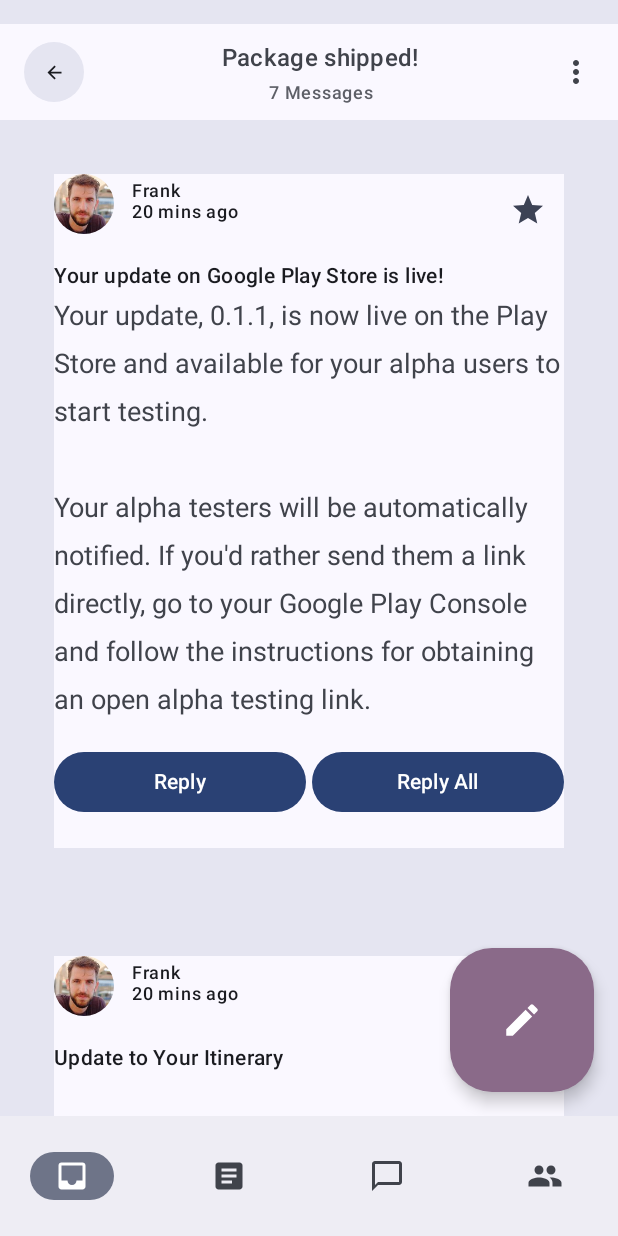
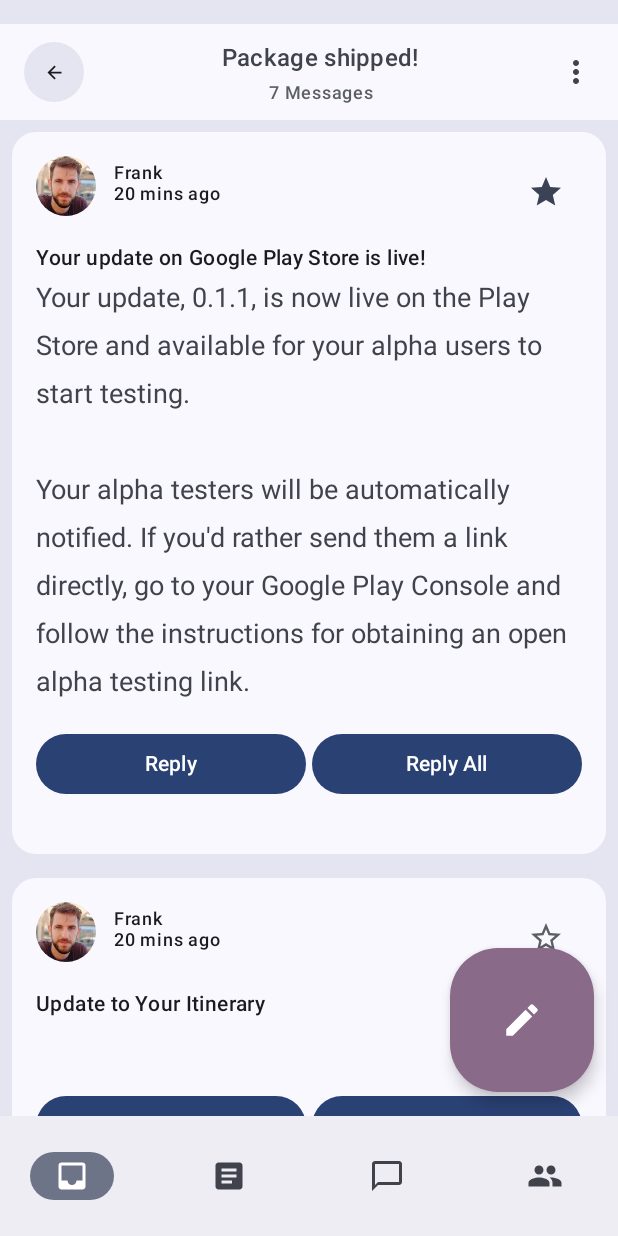
Before and after one commit to P-BUS/Compose-Theming, an Android app built with Jetpack Compose: the screen it shows after launch (MainActivity), after a tap on "Google", on a phone screen of 412 x 824 dp. Run offline under Robolectric (Android 15) with nearby library versions, the phone set to English and light mode, and no system bars.

Commit message:
feature/TASK-1: shapes implemented

```diff
--- a/app/src/main/java/com/example/reply/ui/components/ReplyAppBars.kt
+++ b/app/src/main/java/com/example/reply/ui/components/ReplyAppBars.kt
@@ -22,6 +22,7 @@ import androidx.compose.foundation.layout.Row
 import androidx.compose.foundation.layout.fillMaxWidth
 import androidx.compose.foundation.layout.padding
 import androidx.compose.foundation.layout.size
+import androidx.compose.foundation.shape.CircleShape
 import androidx.compose.material.icons.Icons
 import androidx.compose.material.icons.filled.ArrowBack
 import androidx.compose.material.icons.filled.MoreVert
@@ -48,7 +49,10 @@ fun ReplySearchBar(modifier: Modifier = Modifier) {
         modifier = modifier
             .fillMaxWidth()
             .padding(16.dp)
-            .background(MaterialTheme.colorScheme.background),
+            .background(
+                MaterialTheme.colorScheme.background,
+                CircleShape
+            ),
         verticalAlignment = Alignment.CenterVertically
     ) {
         Icon(
--- a/app/src/main/java/com/example/reply/ui/components/ReplyEmailListItem.kt
+++ b/app/src/main/java/com/example/reply/ui/components/ReplyEmailListItem.kt
@@ -84,7 +84,8 @@ fun ReplyEmailListItem(
                     )
                     Text(
                         text = email.createdAt,
-                        style = MaterialTheme.typography.labelMedium
+                        style = MaterialTheme.typography.labelMedium,
+                        color = MaterialTheme.colorScheme.onSurfaceVariant
                     )
                 }
                 IconButton(
@@ -108,6 +109,7 @@ fun ReplyEmailListItem(
             Text(
                 text = email.body,
                 style = MaterialTheme.typography.bodyLarge,
+                color = MaterialTheme.colorScheme.onSurfaceVariant,
                 maxLines = 2,
                 overflow = TextOverflow.Ellipsis
             )
--- a/app/src/main/java/com/example/reply/ui/components/ReplyEmailThreadItem.kt
+++ b/app/src/main/java/com/example/reply/ui/components/ReplyEmailThreadItem.kt
@@ -47,11 +47,17 @@ fun ReplyEmailThreadItem(
     Column(
         modifier = modifier
             .fillMaxWidth()
+            .padding(8.dp)
+            .background(
+                color = MaterialTheme.colorScheme.background,
+                shape = MaterialTheme.shapes.medium
+            )
             .padding(16.dp)
-            .padding(20.dp)
-            .background(MaterialTheme.colorScheme.background)
     ) {
-        Row(modifier = Modifier.fillMaxWidth()) {
+        Row(
+            modifier = Modifier
+                .fillMaxWidth()
+        ) {
             ReplyProfileImage(
                 drawableResource = email.sender.avatar,
                 description = email.sender.fullName,
--- /dev/null
+++ b/app/src/main/java/com/example/reply/ui/theme/Shape.kt
@@ -0,0 +1,15 @@
+package com.example.reply.ui.theme
+
+import androidx.compose.foundation.shape.RoundedCornerShape
+import androidx.compose.material3.Shapes
+import androidx.compose.ui.unit.dp
+
+val shapes = Shapes(
+    extraSmall = RoundedCornerShape(4.dp),
+    small = RoundedCornerShape(8.dp),
+    medium = RoundedCornerShape(16.dp),
+    large = RoundedCornerShape(24.dp),
+    // large = CutCornerShape(24.dp),
+    extraLarge = RoundedCornerShape(32.dp)
+
+)
--- a/app/src/main/java/com/example/reply/ui/theme/Theme.kt
+++ b/app/src/main/java/com/example/reply/ui/theme/Theme.kt
@@ -128,6 +128,7 @@ fun ReplyTheme(
     MaterialTheme(
         colorScheme = replyColorScheme,
         content = content,
-        typography = typography
+        typography = typography,
+        shapes = shapes
     )
 }
```
